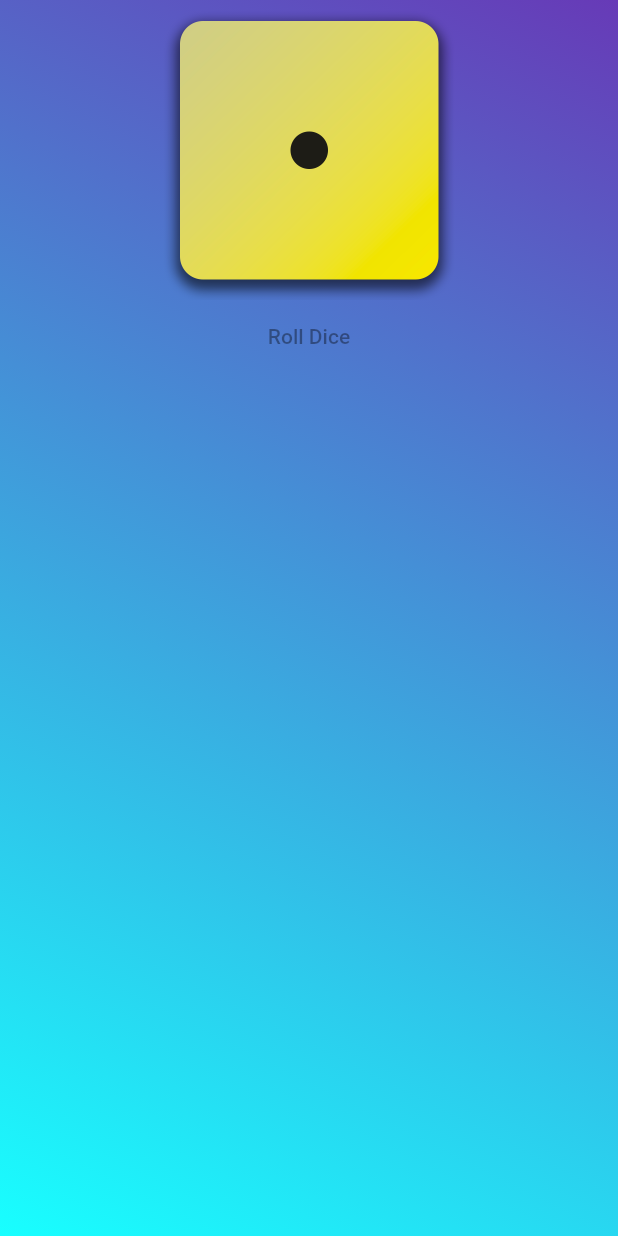
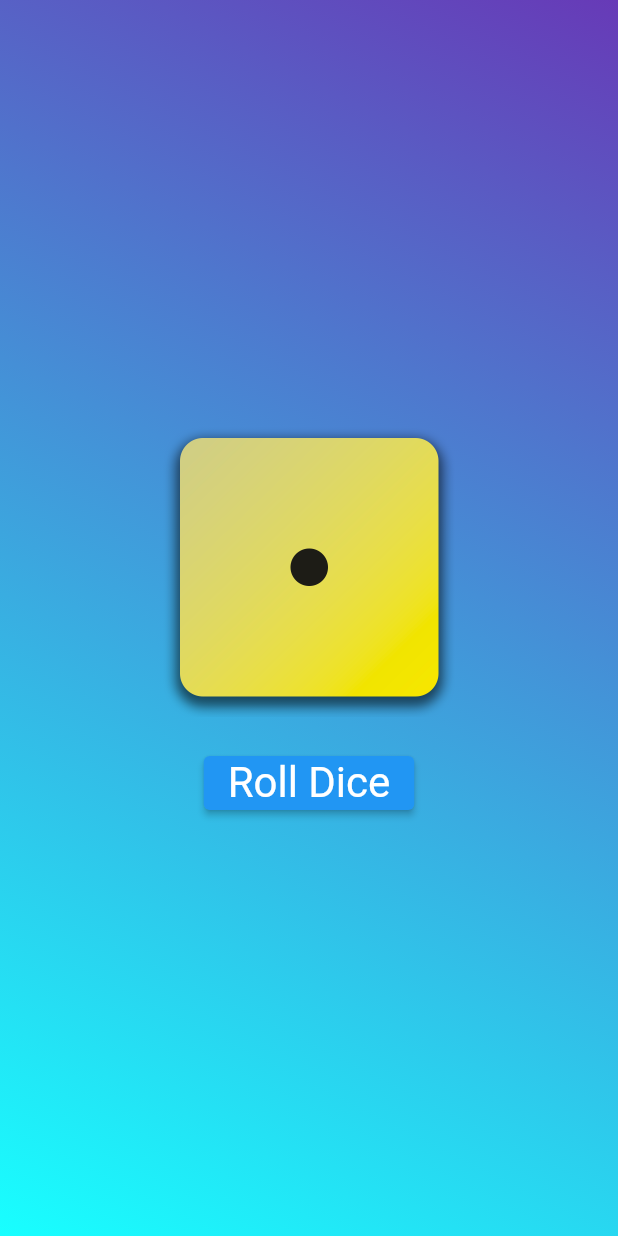
Before and after one commit to eacardenase/first-flutter-app, a Flutter app: the screen it shows after launch, on a phone screen of 412 x 824 dp. Run offline on Flutter 3.47's test engine with Material 2 defaults, Android fonts, the phone set to English and light mode, and no system bars.

Commit message:
feat: use callback function and set button style

```diff
--- a/lib/gradient_container.dart
+++ b/lib/gradient_container.dart
@@ -7,6 +7,8 @@ class GradientContainer extends StatelessWidget {
   const GradientContainer({super.key, required this.gradientColors});
 
   final List<Color> gradientColors;
+
+  void rollDice() {}
 
   @override
   Widget build(context) {
@@ -20,14 +22,29 @@ class GradientContainer extends StatelessWidget {
       ),
       child: Center(
         child: Column(
+          mainAxisSize: MainAxisSize.min,
           children: [
             Image.asset(
               'assets/images/dice-1.png',
               width: 200,
             ),
-            const TextButton(
-              onPressed: null,
-              child: Text('Roll Dice'),
+            const SizedBox(
+              height: 20,
+            ),
+            ElevatedButton(
+              onPressed: rollDice,
+              style: ElevatedButton.styleFrom(
+                // padding: const EdgeInsets.only(
+                //   top: 20,
+                // ),
+                foregroundColor: Colors.white,
+                textStyle: const TextStyle(
+                  fontSize: 28,
+                ),
+              ),
+              child: const Text(
+                'Roll Dice',
+              ),
             ),
           ],
         ),
```
